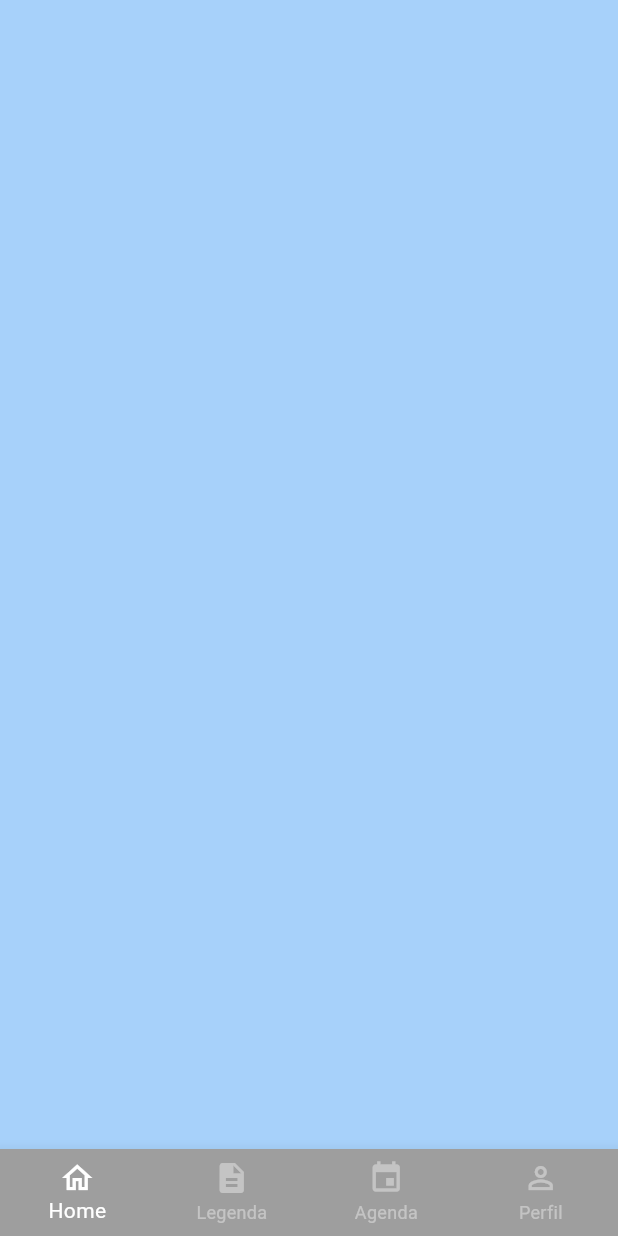
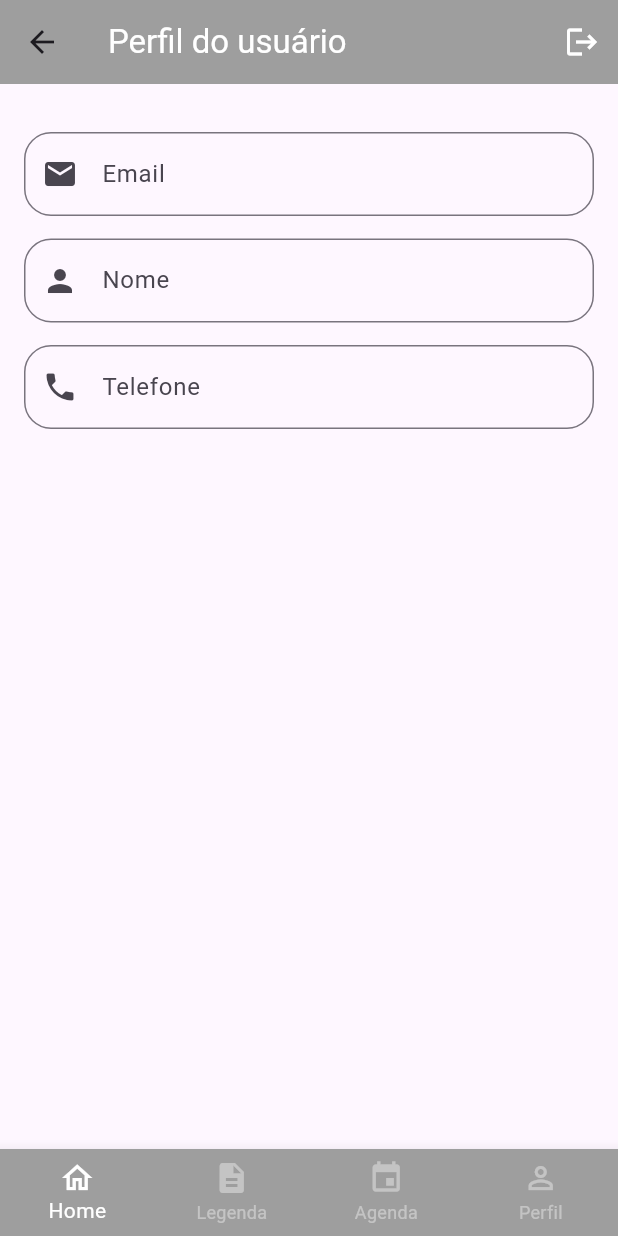
Before and after one commit to TalissonMelo/planorama-mobile, a Flutter app: the Base screen opened directly, swiped to page 4, on a phone screen of 412 x 824 dp. Run offline on Flutter 3.47's test engine with Material 3 defaults, Android fonts, the phone set to English and light mode, and no system bars; our stand-ins replace mask_text_input_formatter.

Commit message:
Created Class and Profiles

```diff
--- a/lib/src/initial/base.dart
+++ b/lib/src/initial/base.dart
@@ -1,4 +1,5 @@
 import 'package:flutter/material.dart';
+import 'package:liberbox_mobile/src/profile/profile.dart';
 
 class Base extends StatefulWidget {
   const Base({super.key});
@@ -21,7 +22,7 @@ class _BaseState extends State<Base> {
           Container(color: Colors.white.withAlpha(100)),
           Container(color: Colors.grey.withAlpha(100)),
           Container(color: Colors.green.withAlpha(100)),
-          Container(color: Colors.blue.withAlpha(100)),
+          const Profile(),
         ],
       ),
       bottomNavigationBar: BottomNavigationBar(
--- /dev/null
+++ b/lib/src/profile/profile.dart
@@ -0,0 +1,33 @@
+import 'package:flutter/material.dart';
+import 'package:liberbox_mobile/src/components/custom_text_field.dart';
+
+class Profile extends StatelessWidget {
+  const Profile({super.key});
+
+  @override
+  Widget build(BuildContext context) {
+    return Scaffold(
+      appBar: AppBar(
+        backgroundColor: Colors.grey,
+        title: const Text('Perfil do usuário',
+            style: TextStyle(color: Colors.white)),
+        actions: [
+          IconButton(
+            onPressed: () {},
+            icon: const Icon(Icons.logout),
+            color: Colors.white,
+          )
+        ],
+      ),
+      body: ListView(
+        physics: const BouncingScrollPhysics(),
+        padding: const EdgeInsets.fromLTRB(16, 32, 16, 16),
+        children: const [
+          CustomTextField(icon: Icons.email, label: "Email"),
+          CustomTextField(icon: Icons.person, label: "Nome"),
+          CustomTextField(icon: Icons.phone, label: "Telefone"),
+        ],
+      ),
+    );
+  }
+}
```
Also changed, not shown: lib/src/profile/model/user_password_change.dart (added, +9 -0 lines), lib/src/profile/model/user_profile_edit.dart (added, +9 -0 lines).
